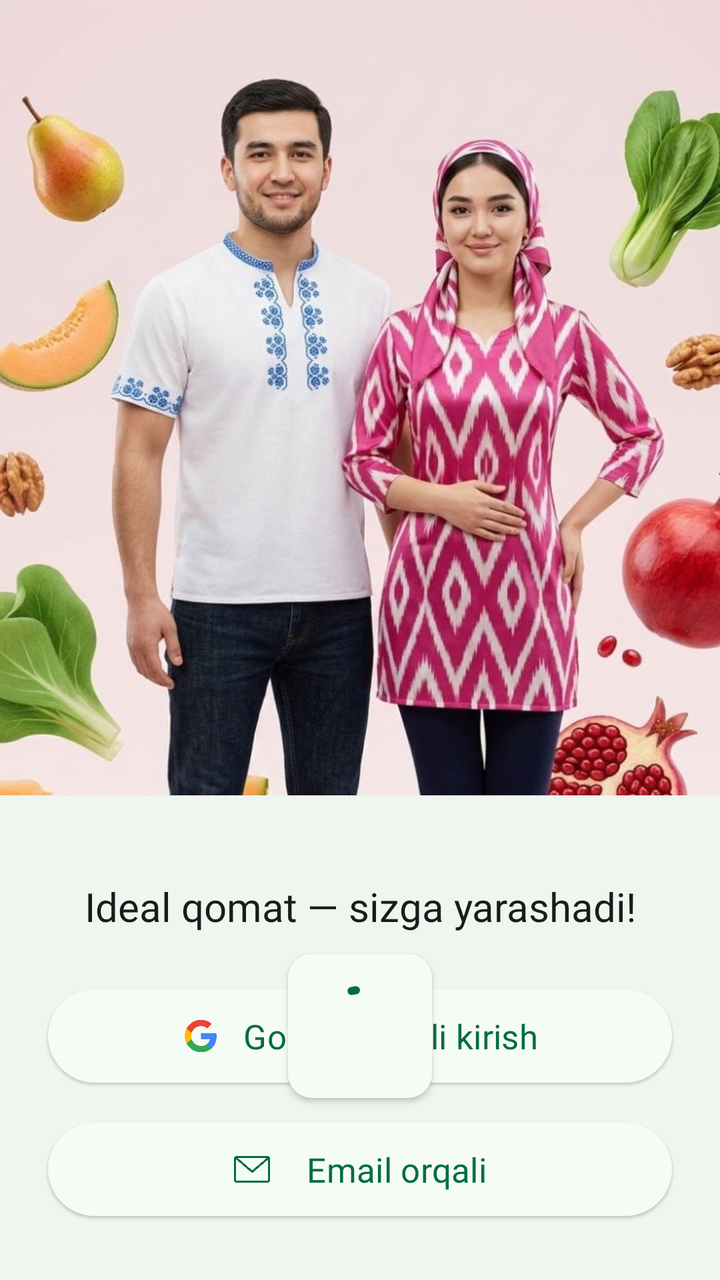
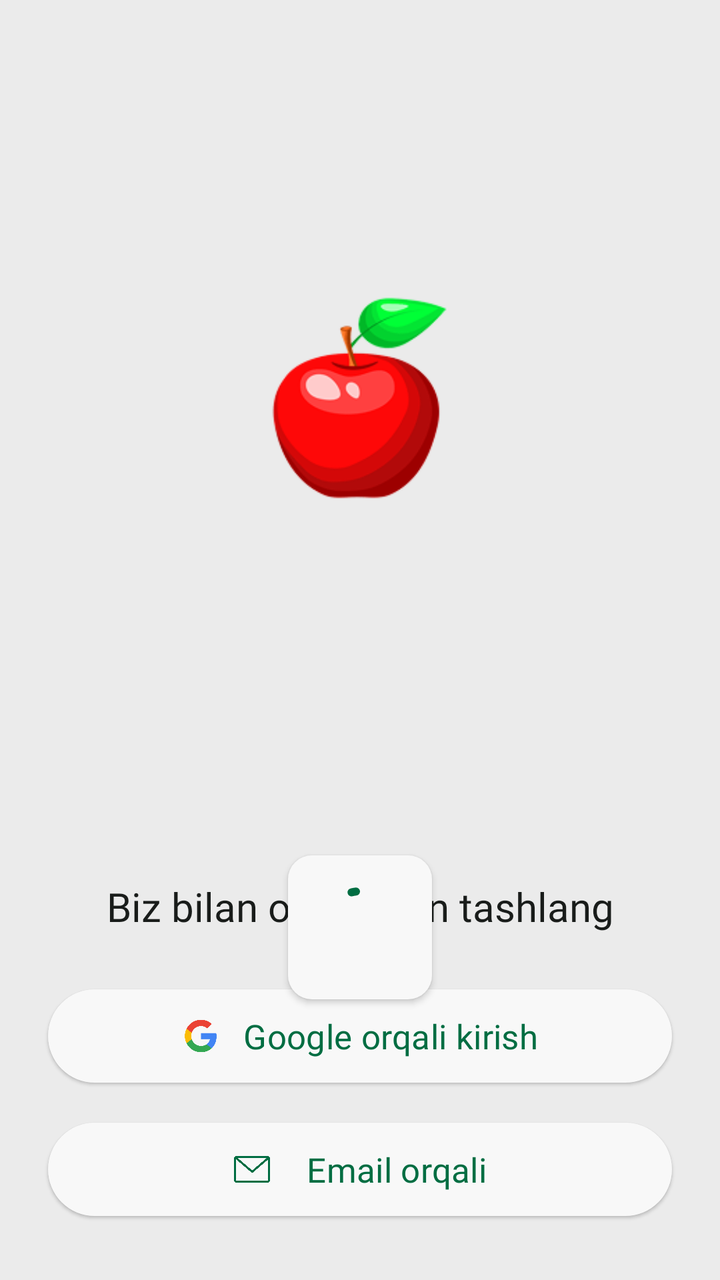

The first picture is an Android layout as it rendered before a commit; the second is the same layout after the commit. The layout source and the unified diff follow.
<!-- AndroidManifest.xml: application theme Theme.Ozamiz -->
<!-- res/layout/fragment_auth.xml -->
<?xml version="1.0" encoding="utf-8"?>
<layout xmlns:android="http://schemas.android.com/apk/res/android"
    xmlns:app="http://schemas.android.com/apk/res-auto">

    <androidx.constraintlayout.widget.ConstraintLayout
        android:layout_width="match_parent"
        android:layout_height="match_parent"
        android:background="?colorSurfaceContainer">

        <ImageView
            android:id="@+id/photo"
            android:layout_width="match_parent"
            android:layout_height="0dp"
            android:layout_marginBottom="@dimen/dimen_24"
            android:scaleType="centerCrop"
            android:src="@drawable/splash_photo"
            app:layout_constraintBottom_toTopOf="@+id/linearLayout7"
            app:layout_constraintTop_toTopOf="parent" />

        <uz.oybek.ozamiz.ui.base.MyToolBar
            android:id="@+id/toolbar"
            android:layout_width="match_parent"
            android:layout_height="wrap_content"
            android:visibility="gone"
            app:layout_constraintEnd_toEndOf="parent"
            app:layout_constraintStart_toStartOf="parent"
            app:layout_constraintTop_toTopOf="parent"
            app:title="@string/akkauntga_kirish" />

        <LinearLayout
            android:id="@+id/linearLayout7"
            android:layout_width="match_parent"
            android:layout_height="wrap_content"
            android:orientation="vertical"
            app:layout_constraintBottom_toBottomOf="parent"
            app:layout_constraintEnd_toEndOf="parent"
            app:layout_constraintStart_toStartOf="parent">

            <TextView
                android:id="@+id/title_view"
                style="@style/Title2_20"
                android:fontFamily="@font/roboto_medium"
                android:layout_width="match_parent"
                android:layout_height="wrap_content"
                android:layout_gravity="center"
                android:layout_marginHorizontal="@dimen/dimen_24"
                android:layout_marginTop="@dimen/dimen_18"
                android:gravity="center"
                android:text="@string/splash_text"
                android:textColor="?colorOnSurface"
                app:layout_constraintBottom_toBottomOf="@+id/photo"
                app:layout_constraintEnd_toEndOf="parent"
                app:layout_constraintStart_toStartOf="parent" />

            <com.google.android.material.button.MaterialButton
                android:id="@+id/gmail_button"
                style="@style/Widget.Material3.Button.ElevatedButton"
                android:layout_width="match_parent"
                android:layout_height="wrap_content"
                android:fontFamily="@font/roboto_bold"
                android:layout_marginHorizontal="@dimen/dimen_24"
                android:layout_marginTop="@dimen/dimen_24"
                android:drawablePadding="@dimen/dimen_12"
                android:textSize="17sp"
                android:gravity="center"
                android:paddingHorizontal="@dimen/dimen_18"
                android:paddingVertical="@dimen/dimen_12"
                app:iconGravity="textStart"
                android:text="@string/google_orqali_kirish"
                app:icon="@drawable/google_ic"
                app:iconPadding="@dimen/dimen_12"
                app:iconTint="@null"
                app:layout_constraintEnd_toEndOf="parent"
                app:layout_constraintStart_toStartOf="parent"
                app:layout_constraintTop_toBottomOf="@+id/phone_view" />

            <com.google.android.material.button.MaterialButton
                android:id="@+id/email_button"
                style="@style/Widget.Material3.Button.ElevatedButton"
                android:layout_width="match_parent"
                android:layout_height="wrap_content"
                android:layout_marginHorizontal="@dimen/dimen_24"
                android:layout_marginTop="@dimen/dimen_12"
                android:layout_marginBottom="@dimen/dimen_28"
                android:drawablePadding="@dimen/dimen_12"
                android:textSize="17sp"
                android:fontFamily="@font/roboto_bold"
                android:drawableTint="?colorPrimary"
                android:gravity="center"
                app:iconGravity="textStart"
                android:paddingHorizontal="@dimen/dimen_18"
                android:paddingVertical="@dimen/dimen_12"
                android:text="@string/email_orqali"
                app:icon="@drawable/mail_24px"
                app:iconPadding="@dimen/dimen_18"
                app:layout_constraintEnd_toEndOf="parent"
                app:layout_constraintStart_toStartOf="parent"
                app:layout_constraintTop_toBottomOf="@+id/gmail_button" />

        </LinearLayout>

        <com.google.android.material.button.MaterialButton
            android:id="@+id/skip_button"
            style="@style/Widget.Material3.Button.ElevatedButton"
            android:layout_width="wrap_content"
            android:layout_height="wrap_content"
            android:layout_marginTop="@dimen/dimen_8"
            android:layout_marginEnd="@dimen/dimen_8"
            android:enabled="true"
            android:text="@string/keyinroq"
            android:visibility="gone"
            app:icon="@drawable/arrow_right"
            app:iconGravity="textEnd"
            app:layout_constraintEnd_toEndOf="parent"
            app:layout_constraintTop_toTopOf="@+id/toolbar" />

        <com.google.android.material.button.MaterialButton
            android:id="@+id/continue_button"
            style="@style/FilledButton"
            android:layout_width="match_parent"
            android:layout_height="wrap_content"
            android:layout_margin="@dimen/dimen_24"
            android:layout_marginBottom="160dp"
            android:enabled="true"
            android:text="@string/davom_etish"
            android:visibility="gone"
            app:icon="@drawable/arrow_right"
            app:iconGravity="textEnd"
            app:layout_constraintBottom_toBottomOf="parent"
            app:layout_constraintEnd_toEndOf="parent"
            app:layout_constraintHorizontal_bias="0.0"
            app:layout_constraintStart_toStartOf="parent" />

        <com.google.android.material.progressindicator.CircularProgressIndicator
            android:id="@+id/progress_bar"
            android:layout_width="44dp"
            android:layout_height="44dp"
            android:layout_marginBottom="@dimen/dimen_12"
            android:background="@drawable/round_lay"
            android:backgroundTint="?colorSurfaceContainerLow"
            android:elevation="@dimen/dimen_2"
            android:indeterminate="true"
            android:padding="@dimen/dimen_12"
            app:layout_constraintBottom_toTopOf="@+id/continue_button"
            app:layout_constraintEnd_toEndOf="parent"
            app:layout_constraintStart_toStartOf="parent"
            app:layout_constraintTop_toBottomOf="@+id/photo" />

    </androidx.constraintlayout.widget.ConstraintLayout>
</layout>
<!-- resources referenced by this layout -->
<resources>
  <dimen name="dimen_12">12dp</dimen>
  <dimen name="dimen_18">18dp</dimen>
  <dimen name="dimen_2">2dp</dimen>
  <dimen name="dimen_24">24dp</dimen>
  <dimen name="dimen_28">28dp</dimen>
  <dimen name="dimen_8">8dp</dimen>
  <!-- drawable splash_photo: jpg bitmap (drawable, 110446 bytes) -->
  <string name="davom_etish">Davom etish</string>
  <string name="email_orqali">Email orqali</string>
  <string name="keyinroq">Keyinroq</string>
  <string name="splash_text">Ideal qomat — sizga yarashadi!</string>
  <style name="Base.Ozamiz" parent="Theme.Material3.Light.NoActionBar">
          
          <item name="backgroundColor">@color/md_theme_light_surfaceContainer</item>
          <item name="android:windowBackground">@color/md_theme_light_surfaceContainer</item>
          <item name="android:statusBarColor">@color/md_theme_light_surfaceContainer</item>
          <item name="android:windowLightStatusBar">true</item>
  
          
          <item name="colorPrimary">@color/md_theme_light_primary</item>
          <item name="colorOnPrimary">@color/md_theme_light_onPrimary</item>
          <item name="colorPrimaryContainer">@color/md_theme_light_primaryContainer</item>
          <item name="colorOnPrimaryContainer">@color/md_theme_light_onPrimaryContainer</item>
  
          
          <item name="colorSecondary">@color/md_theme_light_secondary</item>
          <item name="colorOnSecondary">@color/md_theme_light_onSecondary</item>
          <item name="colorSecondaryContainer">@color/md_theme_light_secondaryContainer</item>
          <item name="colorOnSecondaryContainer">@color/md_theme_light_onSecondaryContainer</item>
  
          
          <item name="colorTertiary">@color/md_theme_light_tertiary</item>
          <item name="colorOnTertiary">@color/md_theme_light_onTertiary</item>
          <item name="colorTertiaryContainer">@color/md_theme_light_tertiaryContainer</item>
          <item name="colorOnTertiaryContainer">@color/md_theme_light_onTertiaryContainer</item>
  
          
          <item name="colorError">@color/md_theme_light_error</item>
          <item name="colorOnError">@color/md_theme_light_onError</item>
          <item name="colorErrorContainer">@color/md_theme_light_errorContainer</item>
          <item name="colorOnErrorContainer">@color/md_theme_light_onErrorContainer</item>
  
          
          <item name="colorSurface">@color/md_theme_light_surface</item>
          <item name="colorOnSurface">@color/md_theme_light_onSurface</item>
          <item name="colorSurfaceVariant">@color/md_theme_light_surfaceVariant</item>
          <item name="colorOnSurfaceVariant">@color/md_theme_light_onSurfaceVariant</item>
          <item name="colorOutline">@color/md_theme_light_outline</item>
          <item name="colorOutlineVariant">#C2C8C2</item>
  
          
          <item name="colorSurfaceContainerLowest">@color/md_theme_light_surfaceContainerLowest</item>
          <item name="colorSurfaceContainerLow">@color/md_theme_light_surfaceContainerLow</item>
          <item name="colorSurfaceContainer">@color/md_theme_light_surfaceContainer</item>
          <item name="colorSurfaceContainerHigh">@color/md_theme_light_surfaceContainerHigh</item>
          <item name="colorSurfaceContainerHighest">@color/md_theme_light_surfaceContainerHighest</item>
  
          
          <item name="colorSurfaceInverse">#2E312F</item>
          <item name="colorOnSurfaceInverse">#F0F5F1</item>
  
          
          <item name="contentScrim">#000000</item>
          <item name="android:shadowColor">#006D42</item>
  
          
          <item name="customGreen">#006D42</item>
          <item name="customYellow">#FFB116</item>
      </style>
  <color name="md_theme_light_surfaceContainer">#EFF5EF</color>
  <color name="md_theme_light_error">#BA1A1A</color>
  <color name="md_theme_light_onSurfaceVariant">#404943</color>
  <color name="md_theme_light_surfaceContainerLow">#F5FBF5</color>
  <color name="md_theme_light_surfaceContainerHigh">#E9EFE9</color>
  <color name="md_theme_light_surfaceContainerHighest">#E3E9E3</color>
  <!-- unchanged entries left out for length: 29 -->
</resources>

<!-- the commit's change to res/layout/fragment_auth.xml (unified diff, before → after) -->
@@ -9,12 +9,14 @@
 
         <ImageView
             android:id="@+id/photo"
-            android:layout_width="match_parent"
-            android:layout_height="0dp"
+            android:layout_width="200dp"
+            android:layout_height="200dp"
             android:layout_marginBottom="@dimen/dimen_24"
             android:scaleType="centerCrop"
-            android:src="@drawable/splash_photo"
+            android:src="@drawable/splash_icon"
             app:layout_constraintBottom_toTopOf="@+id/linearLayout7"
+            app:layout_constraintEnd_toEndOf="parent"
+            app:layout_constraintStart_toStartOf="parent"
             app:layout_constraintTop_toTopOf="parent" />
 
         <uz.oybek.ozamiz.ui.base.MyToolBar
<!-- resource entries referenced after the edit -->
@@ -6,11 +6,11 @@
   <dimen name="dimen_24">24dp</dimen>
   <dimen name="dimen_28">28dp</dimen>
   <dimen name="dimen_8">8dp</dimen>
-  <!-- drawable splash_photo: jpg bitmap (drawable, 110446 bytes) -->
+  <!-- drawable splash_icon: png bitmap (drawable, 14720 bytes) -->
   <string name="davom_etish">Davom etish</string>
   <string name="email_orqali">Email orqali</string>
   <string name="keyinroq">Keyinroq</string>
-  <string name="splash_text">Ideal qomat — sizga yarashadi!</string>
+  <string name="splash_text">Biz bilan oson vazn tashlang</string>
   <style name="Base.Ozamiz" parent="Theme.Material3.Light.NoActionBar">
           
           <item name="backgroundColor">@color/md_theme_light_surfaceContainer</item>
@@ -42,11 +42,10 @@
           <item name="colorErrorContainer">@color/md_theme_light_errorContainer</item>
           <item name="colorOnErrorContainer">@color/md_theme_light_onErrorContainer</item>
   
-          
           <item name="colorSurface">@color/md_theme_light_surface</item>
           <item name="colorOnSurface">@color/md_theme_light_onSurface</item>
           <item name="colorSurfaceVariant">@color/md_theme_light_surfaceVariant</item>
-          <item name="colorOnSurfaceVariant">@color/md_theme_light_onSurfaceVariant</item>
+          <item name="colorOnSurfaceVariant">#6D6D6D</item>
           <item name="colorOutline">@color/md_theme_light_outline</item>
           <item name="colorOutlineVariant">#C2C8C2</item>
   
@@ -69,12 +68,11 @@
           <item name="customGreen">#006D42</item>
           <item name="customYellow">#FFB116</item>
       </style>
-  <color name="md_theme_light_surfaceContainer">#EFF5EF</color>
+  <color name="md_theme_light_surfaceContainer">#EBEBEB</color>
   <color name="md_theme_light_error">#BA1A1A</color>
-  <color name="md_theme_light_onSurfaceVariant">#404943</color>
-  <color name="md_theme_light_surfaceContainerLow">#F5FBF5</color>
-  <color name="md_theme_light_surfaceContainerHigh">#E9EFE9</color>
-  <color name="md_theme_light_surfaceContainerHighest">#E3E9E3</color>
+  <color name="md_theme_light_surfaceContainerLow">#F8F8F8</color>
+  <color name="md_theme_light_surfaceContainerHigh">#F1F1F1</color>
+  <color name="md_theme_light_surfaceContainerHighest">#E6E6E6</color>
   <!-- unchanged entries left out for length: 29 -->
 </resources>
 
